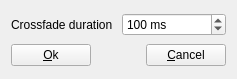
Qt form sources/editor/tools/loop_crossfade/toolloopcrossfade_gui.ui (davy7125/polyphone) before a commit.
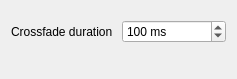
The same form after that commit.

Commit message:
Button order in dialogs
Closes #322

The edit to the form file:
```diff
--- a/sources/editor/tools/loop_crossfade/toolloopcrossfade_gui.ui
+++ b/sources/editor/tools/loop_crossfade/toolloopcrossfade_gui.ui
@@ -22,35 +22,7 @@
     </widget>
    </item>
    <item row="1" column="0" colspan="2">
-    <layout class="QHBoxLayout" name="horizontalLayout">
-     <item>
-      <widget class="QPushButton" name="pushOk">
-       <property name="text">
-        <string>&amp;Ok</string>
-       </property>
-      </widget>
-     </item>
-     <item>
-      <spacer name="horizontalSpacer">
-       <property name="orientation">
-        <enum>Qt::Orientation::Horizontal</enum>
-       </property>
-       <property name="sizeHint" stdset="0">
-        <size>
-         <width>40</width>
-         <height>20</height>
-        </size>
-       </property>
-      </spacer>
-     </item>
-     <item>
-      <widget class="QPushButton" name="pushCancel">
-       <property name="text">
-        <string>&amp;Cancel</string>
-       </property>
-      </widget>
-     </item>
-    </layout>
+    <widget class="QDialogButtonBox" name="buttonBox"/>
    </item>
    <item row="0" column="1">
     <widget class="QSpinBox" name="spinDuration">
```
The commit also changes 89 other files.
